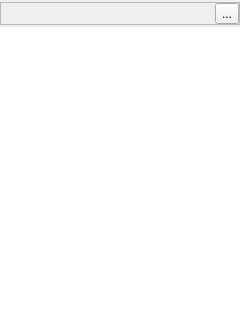
Above: src/AutoBatchScheduler/statusarea/statuswidget.ui from karakirimu/AutoBatchTools before the change. Below: the same form after it.
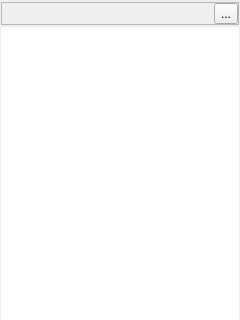
That is the form after the change. Icons and pictures are not drawn. Custom widgets are drawn as their Qt base class.

Diff of the .ui file:
```diff
--- a/src/AutoBatchScheduler/statusarea/statuswidget.ui
+++ b/src/AutoBatchScheduler/statusarea/statuswidget.ui
@@ -18,13 +18,13 @@
     <number>2</number>
    </property>
    <property name="leftMargin">
-    <number>0</number>
+    <number>1</number>
    </property>
    <property name="topMargin">
     <number>2</number>
    </property>
    <property name="rightMargin">
-    <number>0</number>
+    <number>1</number>
    </property>
    <property name="bottomMargin">
     <number>0</number>
@@ -82,6 +82,9 @@
    </item>
    <item>
     <widget class="ProcessShowTable" name="enabledTableWidget">
+     <property name="styleSheet">
+      <string notr="true">selection-background-color: rgb(186, 186, 186);</string>
+     </property>
      <property name="frameShape">
       <enum>QFrame::NoFrame</enum>
      </property>
```
Left out of the diff: 3 changed lines with no effect on the pictures.
